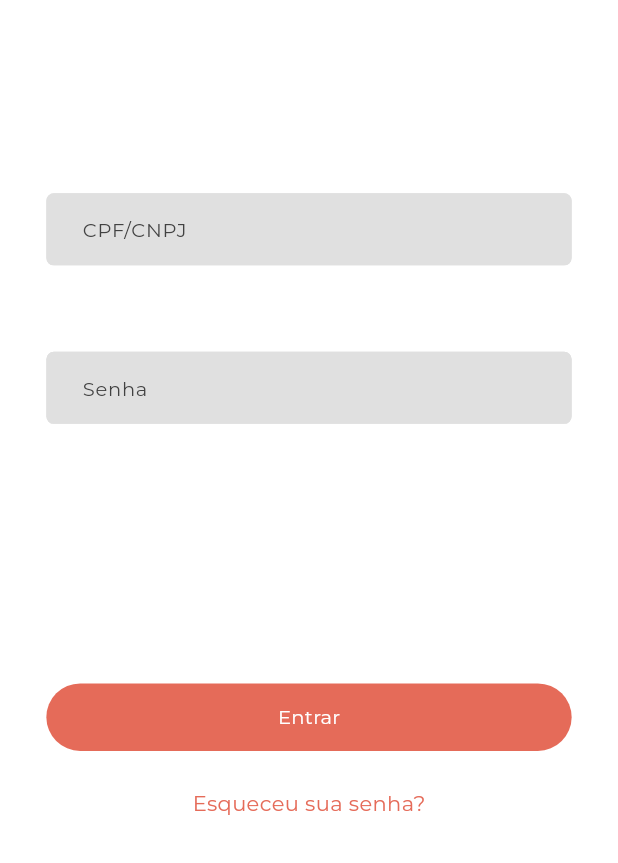
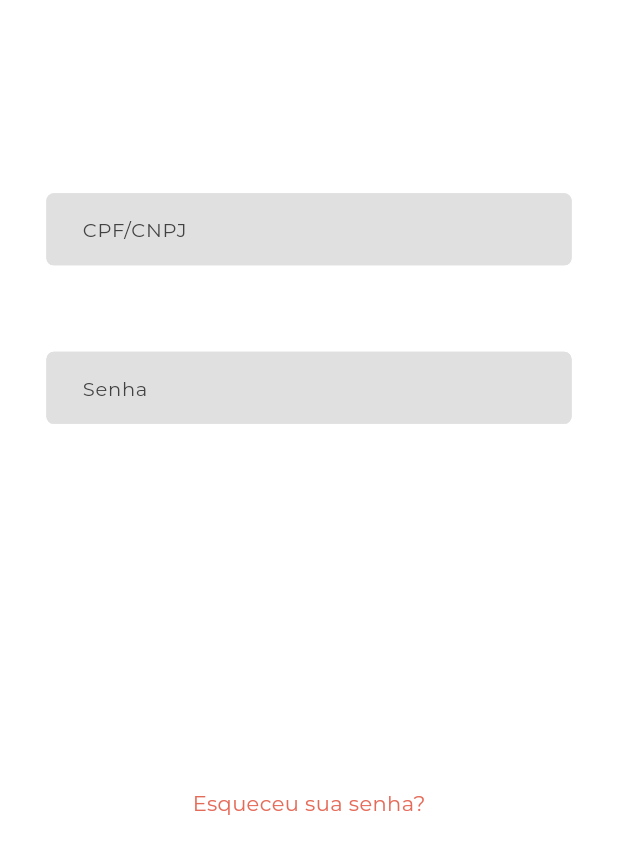
Before and after one commit to gustavopertile/tilapia_connect, a Flutter app: the screen it shows after launch, on a phone screen of 412 x 824 dp, the part 373-1236 px from its top. Run offline on Flutter 3.47's test engine with Material 3 defaults, Android fonts, the phone set to English and light mode, and no system bars; our stand-ins replace cloud_firestore, font_awesome_flutter, shared_preferences; missing offline and left inert: easy_image_viewer; accounts and stored records are empty.

Commit message:
change colors

```diff
--- a/lib/src/styles/colors.dart
+++ b/lib/src/styles/colors.dart
@@ -2,5 +2,5 @@ import 'package:flutter/material.dart';
 
 var white = Colors.white;
 
-var primaryColor = const Color(0xFFe56b59);
-var secondaryColor = const Color(0xFF303349);
+var primaryColor = const Color(0x007BFF);
+var secondaryColor = const Color(0x808080);
--- a/lib/theme/theme_model.dart
+++ b/lib/theme/theme_model.dart
@@ -14,12 +14,11 @@ class ThemeModel extends ChangeNotifier {
 
   getPreferences() {
     _isDark = false;
-    notifyListeners();
   }
 
   set isDark(bool value) {
-    _isDark = value;
-    _preferences.setTheme(value);
+    _isDark = false;
+    _preferences.setTheme(false);
     notifyListeners();
   }
 }
@@ -28,12 +27,12 @@ class MyThemes {
   static final lightTheme = ThemeData(
     fontFamily: 'Montserrat',
     scaffoldBackgroundColor: Colors.white,
-    primaryColor: const Color(0xFFe56b59),
+    primaryColor: const Color(0x007BFF),
   );
 
   static final darkTheme = ThemeData(
     fontFamily: 'Montserrat',
     scaffoldBackgroundColor: const Color(0xFF303349),
-    primaryColor: const Color(0xFFe56b59),
+    primaryColor: const Color(0x007BFF),
   );
 }
```
